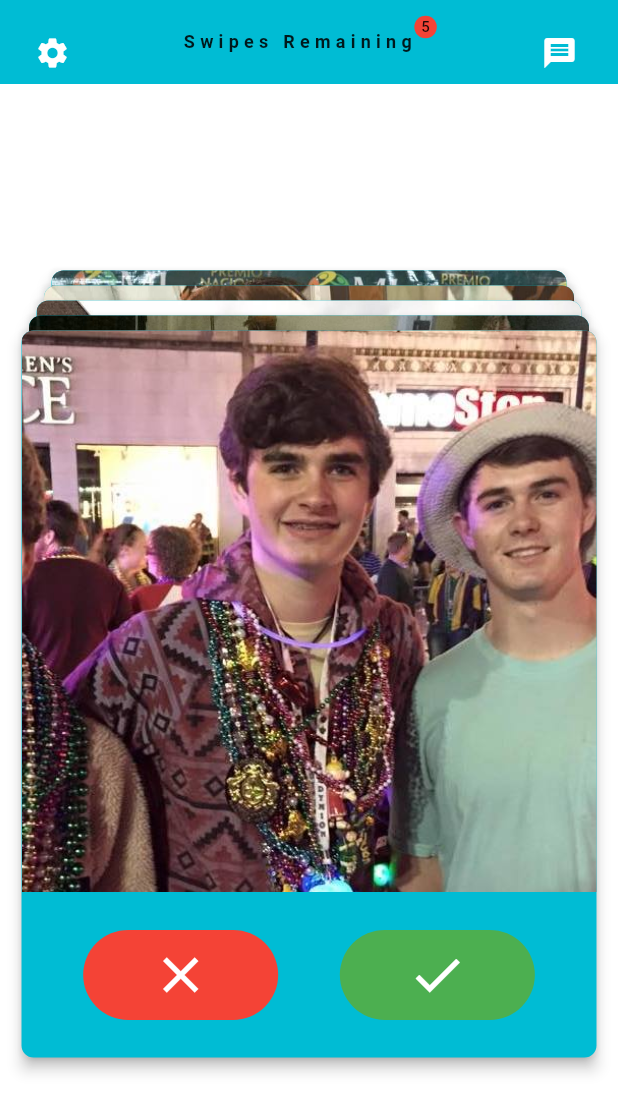
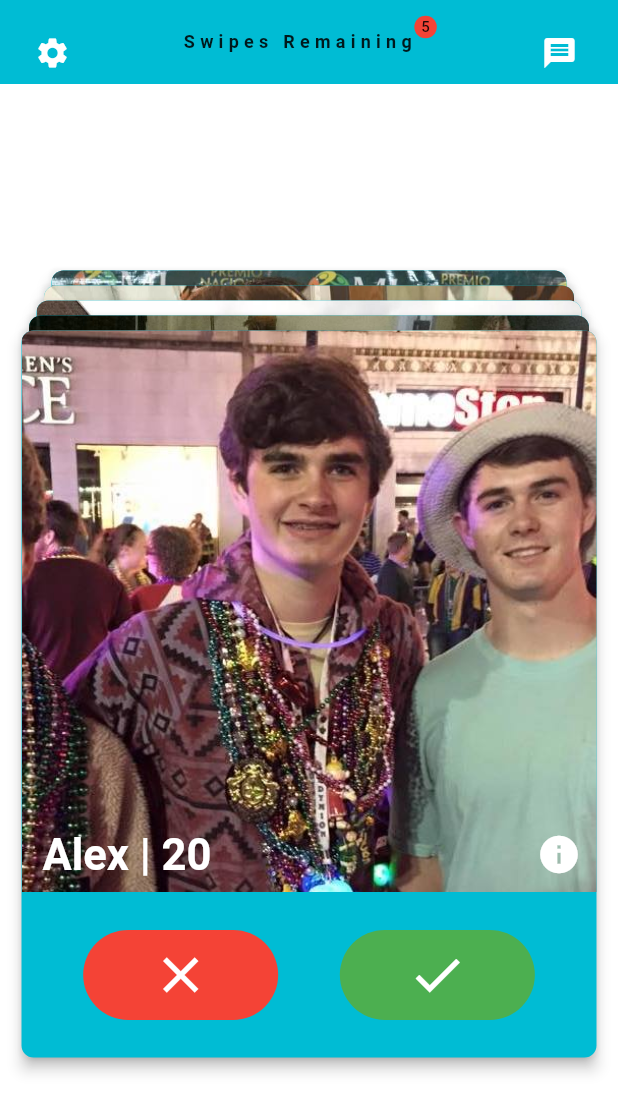
Before and after one commit to ahh1539/Homi, a Flutter app: the CardDemo screen opened directly, on a phone screen of 412 x 824 dp. Shown: the top 1112 px of the screen. Run offline on Flutter 3.47's test engine with Material 2 defaults, Android fonts, the phone set to English and light mode, and no system bars; our stand-ins replace shared_preferences; missing offline and left inert: preferences; accounts and stored records are empty.

```diff
--- a/lib/SwipeAnimation/activeCard.dart
+++ b/lib/SwipeAnimation/activeCard.dart
@@ -76,6 +76,8 @@ Positioned cardDemo(
                   child: new Column(
                     children: <Widget>[
                       new Container(
+                        alignment: Alignment.bottomLeft,
+                        padding: new EdgeInsets.only(left: 14.0, bottom: 8.0, right: 10.0),
                         width: screenSize.width / 1.2 + cardWidth,
                         height: screenSize.height / 2.2,
                         decoration: new BoxDecoration(
@@ -84,6 +86,24 @@ Positioned cardDemo(
                               topRight: new Radius.circular(8.0)),
                           image: img,
                         ),
+                        child: new Row(
+                          mainAxisAlignment: MainAxisAlignment.spaceBetween,
+                          children: <Widget>[
+                            new Text('Alex | 20',
+                                style: new TextStyle(
+                                  color: Colors.white,
+                                  fontWeight: FontWeight.bold,
+                                  fontSize: 29.0,
+                                )
+                            ),
+                            new Icon(
+                              Icons.info,
+                              color: Colors.white,
+                              size: 30.0,
+                            )
+                          ],
+                        )
+
                       ),
                       new Container(
                           width: screenSize.width / 1.2 + cardWidth,
--- a/lib/SwipeAnimation/index.dart
+++ b/lib/SwipeAnimation/index.dart
@@ -43,7 +43,6 @@ class CardDemoState extends State<CardDemo> with TickerProviderStateMixin {
       setState(() {
         if (rotate.isCompleted) {
           var i = data.removeLast();
-          // TODO: THIS LINE ADDS THE CARD TO THE BACK OF THE STACK
 //          data.insert(0, i);
 
           _buttonController.reset();
```
